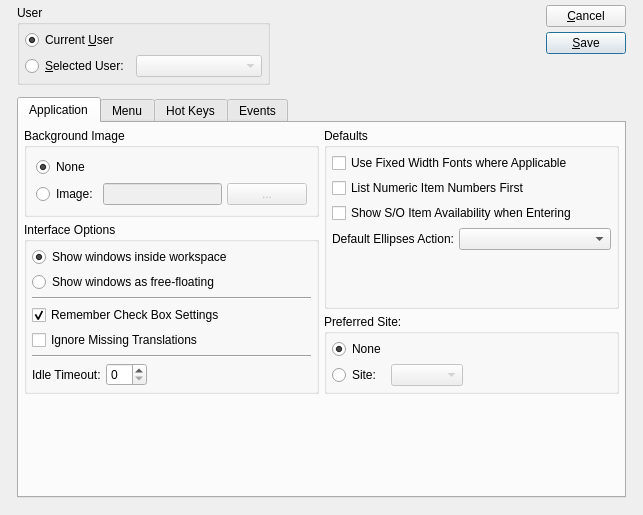
Qt form guiclient/userPreferences.ui (Pegasus-RPG/xtuple-client) before a commit.
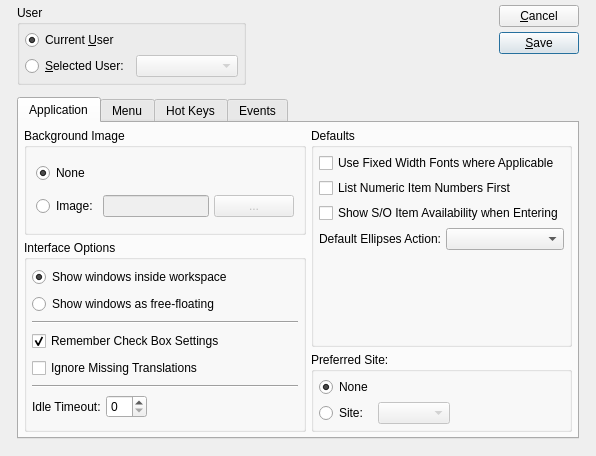
The same form after that commit. Custom widgets are drawn as their Qt base class.

Commit message: issue #7299:  Layout tweaks.

Patch:
```diff
--- a/guiclient/userPreferences.ui
+++ b/guiclient/userPreferences.ui
@@ -5,8 +5,8 @@
    <rect>
     <x>0</x>
     <y>0</y>
-    <width>643</width>
-    <height>515</height>
+    <width>596</width>
+    <height>456</height>
    </rect>
   </property>
   <property name="windowTitle" >
@@ -469,19 +469,6 @@
            </layout>
           </widget>
          </item>
-         <item row="3" column="0" >
-          <spacer>
-           <property name="orientation" >
-            <enum>Qt::Vertical</enum>
-           </property>
-           <property name="sizeHint" >
-            <size>
-             <width>20</width>
-             <height>0</height>
-            </size>
-           </property>
-          </spacer>
-         </item>
         </layout>
        </widget>
        <widget class="QWidget" name="_menu" >
```
The commit also changes 1 other file.
